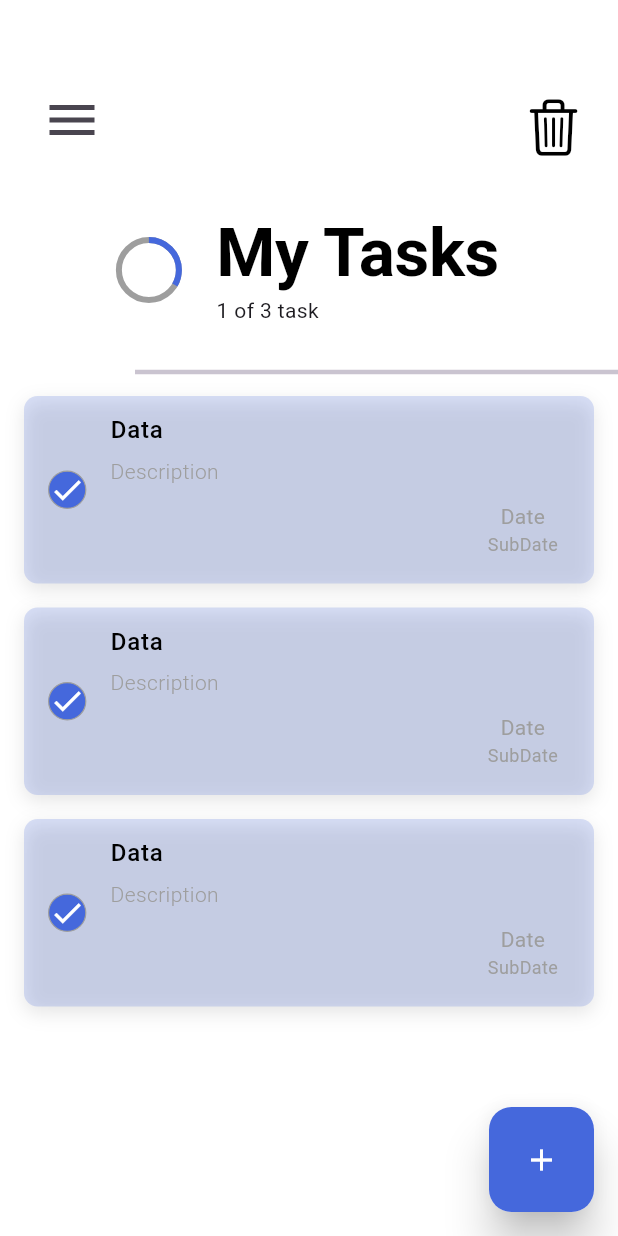
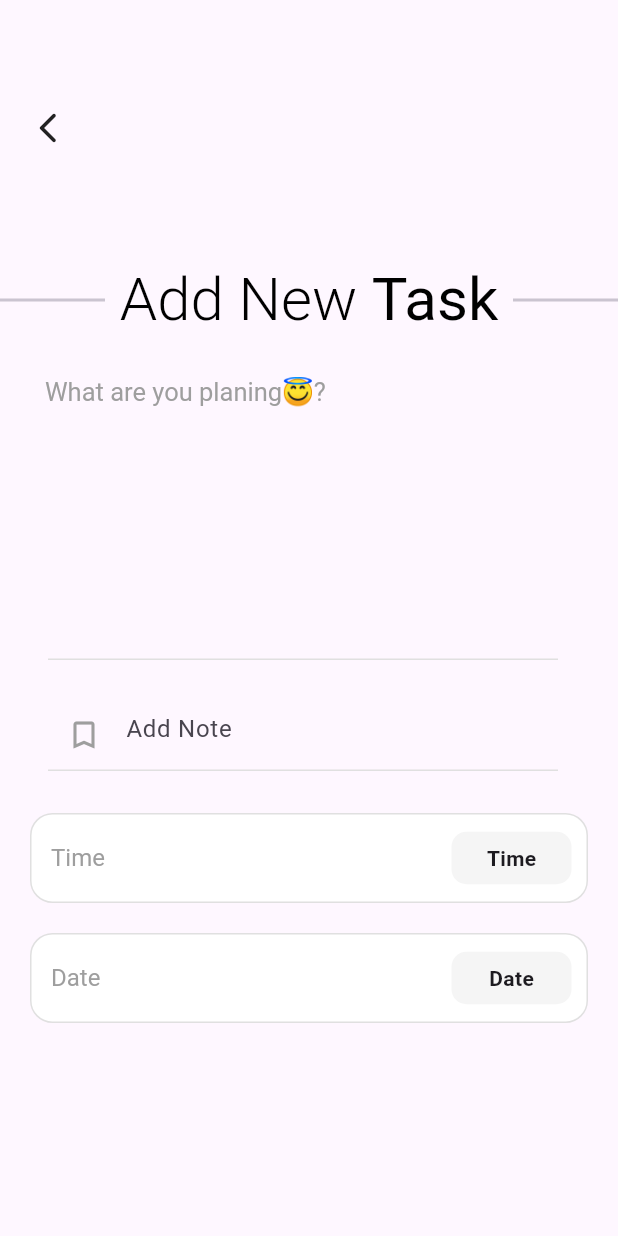
Before and after one commit to vipingoyat/Todo_Flutter_Application, a Flutter app: the screen it shows after launch, after a tap on the "add" icon, on a phone screen of 412 x 824 dp. Run offline on Flutter 3.47's test engine with Material 3 defaults, Android fonts, the phone set to English and light mode, and no system bars; drawn by our look-alikes of flutter_slider_drawer; our stand-ins replace animate_do, lottie; missing offline and left inert: flutter_cupertino_date_picker_fork.

Commit message:
Task View work

```diff
--- a/lib/main.dart
+++ b/lib/main.dart
@@ -1,5 +1,6 @@
 import 'package:flutter/material.dart';
 import 'package:untitled/views/home/home_view.dart';
+import 'package:untitled/views/tasks/widget/task_view.dart';
 
 Future<void> main() async{
   runApp(const MyApp());
@@ -55,6 +56,8 @@ class MyApp extends StatelessWidget {
         ),
       ),
       home: const HomeView(),
+      // home: const TaskView(),
+
     );
   }
 }
--- a/lib/views/home/components/fab.dart
+++ b/lib/views/home/components/fab.dart
@@ -1,5 +1,6 @@
-import 'dart:developer';
+import 'package:flutter/cupertino.dart';
 import 'package:flutter/material.dart';
+import 'package:untitled/views/tasks/widget/task_view.dart';
 import '../../../utils/app_colors.dart';
 
 class Fab extends StatelessWidget {
@@ -10,9 +11,10 @@ class Fab extends StatelessWidget {
   @override
   Widget build(BuildContext context) {
     return GestureDetector(
-      onTap: (){
-        //We will navigate to task View by tapping on this button later on
-        log("Hi this is Vipin Goyat");
+      onTap: () {
+        ///We will navigate to task View by tapping on this button
+        Navigator.push(
+            context, CupertinoPageRoute(builder: (_) => const TaskView()));
       },
       child: Material(
         borderRadius: BorderRadius.circular(15),
@@ -22,8 +24,7 @@ class Fab extends StatelessWidget {
           height: 70,
           decoration: BoxDecoration(
               color: AppColors.primaryColor,
-              borderRadius: BorderRadius.circular(15)
-          ),
+              borderRadius: BorderRadius.circular(15)),
           child: const Center(
             child: Icon(
               Icons.add,
--- a/lib/views/home/components/home_app_bar.dart
+++ b/lib/views/home/components/home_app_bar.dart
@@ -29,7 +29,7 @@ class _HomeAppBarState extends State<HomeAppBar> with SingleTickerProviderStateM
     super.dispose();
   }
 
-  //OnToggle
+  ///OnToggle
   void onDrawerToggle(){
     setState(() {
       isDrawerOpen = !isDrawerOpen;
@@ -54,7 +54,7 @@ class _HomeAppBarState extends State<HomeAppBar> with SingleTickerProviderStateM
           mainAxisAlignment: MainAxisAlignment.spaceBetween,
           children: [
 
-            //Menu Icon
+            ///Menu Icon
             Padding(
               padding: const EdgeInsets.only(left: 10),
               child: IconButton(
@@ -67,7 +67,7 @@ class _HomeAppBarState extends State<HomeAppBar> with SingleTickerProviderStateM
               ),
             ),
 
-            //Trash Icon
+            ///Trash Icon
             Padding(
               padding: const EdgeInsets.only(right: 15,top: 10),
               child: IconButton(
--- a/lib/views/home/components/slider_drawer.dart
+++ b/lib/views/home/components/slider_drawer.dart
@@ -8,7 +8,7 @@ import 'package:untitled/utils/app_colors.dart';
 class CustomDrawer extends StatelessWidget {
   CustomDrawer({super.key});
 
-  //Icons
+  ///Icons
   final List<IconData> icons = [
     CupertinoIcons.home,
     CupertinoIcons.person_fill,
@@ -16,7 +16,7 @@ class CustomDrawer extends StatelessWidget {
     CupertinoIcons.info_circle_fill,
   ];
 
-  //Texts
+  ///Texts
   final List<String> texts = ["Home", "Profile", "Settings", "Detail"];
 
   @override
--- a/lib/views/home/home_view.dart
+++ b/lib/views/home/home_view.dart
@@ -20,7 +20,7 @@ class HomeView extends StatefulWidget {
 
 class _HomeViewState extends State<HomeView> {
   GlobalKey<SliderDrawerState> drawerKey = GlobalKey<SliderDrawerState>();
-  final List<int> testing = [1,2,3];
+  final List<int> testing = [1, 2, 3];
 
   @override
   Widget build(BuildContext context) {
@@ -28,39 +28,32 @@ class _HomeViewState extends State<HomeView> {
     return Scaffold(
       backgroundColor: Colors.white,
 
-      //FAB
+      ///FAB
       floatingActionButton: const Fab(),
 
-
-      //Body
-
+      ///Body
       body: SliderDrawer(
           key: drawerKey,
           isDraggable: false,
           animationDuration: 1000,
 
-        //Drawer
+          ///Drawer
           slider: CustomDrawer(),
-
           appBar: HomeAppBar(drawerKey: drawerKey),
 
-          //Main Body
-          child: _buildHomeBody(textTheme)
-      ),
+          ///Main Body
+          child: _buildHomeBody(textTheme)),
     );
   }
 
-
-  //Home Body
+  ///Home Body
   Widget _buildHomeBody(TextTheme textTheme) {
     return SizedBox(
       width: double.infinity,
       height: double.infinity,
       child: Column(
         children: [
-
-
-          //Custom AppBar
+          ///Custom AppBar
           Container(
             width: double.infinity,
             // margin: const EdgeInsets.only(),
@@ -68,24 +61,21 @@ class _HomeViewState extends State<HomeView> {
             child: Row(
               mainAxisAlignment: MainAxisAlignment.center,
               children: [
-
-
-                //Progress Indicator
+                ///Progress Indicator
                 const SizedBox(
                   width: 40,
                   height: 40,
                   child: CircularProgressIndicator(
                     value: 1 / 3,
                     backgroundColor: Colors.grey,
-                    valueColor:
-                    AlwaysStoppedAnimation(AppColors.primaryColor),
+                    valueColor: AlwaysStoppedAnimation(AppColors.primaryColor),
                   ),
                 ),
 
                 //Space
                 25.w,
 
-                //Top Level Task Info
+                ///Top Level Task Info
                 Column(
                   mainAxisAlignment: MainAxisAlignment.center,
                   crossAxisAlignment: CrossAxisAlignment.start,
@@ -102,9 +92,7 @@ class _HomeViewState extends State<HomeView> {
             ),
           ),
 
-
-          //Divider
-
+          ///Divider
           const Padding(
             padding: EdgeInsets.only(top: 10),
             child: Divider(
@@ -116,13 +104,10 @@ class _HomeViewState extends State<HomeView> {
           //Tasks
           SizedBox(
             width: double.infinity,
-            height:446,
+            height: 446,
             child: testing.isNotEmpty
 
-
-
-            //Task List is Not empty
-
+                ///Task List is Not empty
                 ? ListView.builder(
                     itemCount: testing.length,
                     scrollDirection: Axis.vertical,
@@ -156,12 +141,11 @@ class _HomeViewState extends State<HomeView> {
                     },
                   )
 
-            //Task List is empty
+                ///Task List is empty
                 : Column(
                     mainAxisAlignment: MainAxisAlignment.center,
                     children: [
-
-                //Lottie Animation
+                      ///Lottie Animation
                       FadeIn(
                         child: SizedBox(
                           width: 200,
@@ -173,7 +157,7 @@ class _HomeViewState extends State<HomeView> {
                         ),
                       ),
 
-                //Sub Text
+                      ///Sub Text
                       FadeInUp(
                         from: 30,
                         child: const Text(AppStr.doneAllTask),
--- /dev/null
+++ b/lib/views/tasks/components/rep_textfield.dart
@@ -0,0 +1,49 @@
+import 'package:flutter/material.dart';
+import '../../../utils/app_str.dart';
+
+class RepTextField extends StatelessWidget {
+  const RepTextField({
+    super.key,
+    required this.controller,
+    this.isForDescription = false,
+  });
+
+  final TextEditingController controller;
+  final bool isForDescription;
+
+  @override
+  Widget build(BuildContext context) {
+    return Container(
+      width: double.infinity,
+      margin: const EdgeInsets.symmetric(horizontal: 16),
+      child: ListTile(
+        title: TextFormField(
+          controller: controller,
+          maxLines: !isForDescription ? 6 : null,
+          cursorHeight: !isForDescription ? 60 : null,
+          style: const TextStyle(color: Colors.black),
+          decoration: InputDecoration(
+            border: isForDescription ? InputBorder.none : null,
+            counter: Container(),
+            hintText: isForDescription ? AppStr.addNote : null,
+            prefixIcon: isForDescription
+                ? const Icon(Icons.bookmark_border, color: Colors.grey)
+                : null,
+            enabledBorder: UnderlineInputBorder(
+              borderSide: BorderSide(
+                color: Colors.grey.shade300,
+              ),
+            ),
+            focusedBorder: UnderlineInputBorder(
+              borderSide: BorderSide(
+                color: Colors.grey.shade300,
+              ),
+            ),
+          ),
+          onFieldSubmitted: (value) {},
+          onChanged: (value) {},
+        ),
+      ),
+    );
+  }
+}
--- /dev/null
+++ b/lib/views/tasks/widget/task_view.dart
@@ -0,0 +1,218 @@
+import 'package:flutter/material.dart';
+import 'package:flutter_cupertino_date_picker_fork/flutter_cupertino_date_picker_fork.dart';
+import 'package:untitled/extensions/space_exs.dart';
+import 'package:untitled/utils/app_str.dart';
+import 'package:untitled/views/tasks/widget/task_view_app_bar.dart';
+import '../components/rep_textfield.dart';
+
+class TaskView extends StatefulWidget {
+  const TaskView({super.key});
+
+  @override
+  State<TaskView> createState() => _TaskViewState();
+}
+
+class _TaskViewState extends State<TaskView> {
+  final TextEditingController titleTaskController = TextEditingController();
+  final TextEditingController descriptionTaskController =
+      TextEditingController();
+
+  @override
+  Widget build(BuildContext context) {
+    var textTheme = Theme.of(context).textTheme;
+    return GestureDetector(
+      onTap: () => FocusManager.instance.primaryFocus!.unfocus(),
+      child: Scaffold(
+        ///App Bar
+        appBar: const TaskViewAppBar(),
+
+        ///Body
+        body: SizedBox(
+          width: double.infinity,
+          height: double.infinity,
+          child: SingleChildScrollView(
+            child: Column(
+              children: [
+                ///Top Side Texts
+                _buildTopSideTexts(textTheme),
+
+                _buildMainTaskViewActivity(
+                    textTheme,
+                    context,
+                ),
+
+
+                ///Bottom Side buttons
+              ],
+            ),
+          ),
+        ),
+      ),
+    );
+  }
+
+  ///Main Task View Activity
+  Widget _buildMainTaskViewActivity(TextTheme textTheme, BuildContext context) {
+    return SizedBox(
+                width: double.infinity,
+                height: 530,
+                child: Column(
+                  crossAxisAlignment: CrossAxisAlignment.start,
+                  children: [
+                    ///Title of TextField
+                    Padding(
+                      padding: const EdgeInsets.only(left: 30),
+                      child: Text(
+                        AppStr.titleOfTitleTextField,
+                        style: textTheme.headlineMedium,
+                      ),
+                    ),
+
+                    ///Task Title
+                    RepTextField(controller: titleTaskController),
+                    10.h,
+
+                    ///Task Description
+                    RepTextField(
+                      controller: descriptionTaskController,
+                      isForDescription: true,
+                    ),
+
+                    ///Time Selection
+                    DateTimeSelectionWidget(
+                      onTap: (){
+                        showModalBottomSheet(
+                            context: context,
+                            builder: (_) => SizedBox(
+                              height: 280,
+                              child: TimePickerWidget(
+                                // initDateTime
+                                onChange: (_,__){},
+                                dateFormat: 'HH:mm',
+                                onConfirm: (dateTime,_){
+                                },
+                              ),
+                            ),
+                        );
+                      }, title: AppStr.timeString,
+                    ),
+
+
+                    ///Date Selection
+                    DateTimeSelectionWidget(
+                      onTap: (){
+                        DatePicker.showDatePicker(
+                            context,
+                          maxDateTime: DateTime(2029,12,30),
+                          minDateTime: DateTime.now(),
+
+                          //Initial Date and Time
+                          onConfirm: (dateTime, _){
+                              ///Will complete later
+                          },
+                        );
+                      }, title: AppStr.dateString,
+                    ),
+                  ],
+                ),
+              );
+  }
+
+
+  ///Top Side Texts
+  Widget _buildTopSideTexts(TextTheme textTheme) {
+    return SizedBox(
+      width: double.infinity,
+      height: 100,
+      child: Row(
+        mainAxisAlignment: MainAxisAlignment.spaceBetween,
+        crossAxisAlignment: CrossAxisAlignment.center,
+        children: [
+          const SizedBox(
+            width: 70,
+            child: Divider(
+              thickness: 2,
+            ),
+          ),
+
+          ///Later on According to task condition
+          ///we will decide to Add New Task or Update Current
+          ///Task
+
+          RichText(
+              text: TextSpan(
+                text: AppStr.addNewTask,
+            style: textTheme.titleLarge,
+            children: const [
+              TextSpan(
+                  text: AppStr.taskStrnig,
+                  style: TextStyle(fontWeight: FontWeight.w400))
+            ],
+          )),
+          const SizedBox(
+            width: 70,
+            child: Divider(
+              thickness: 2,
+            ),
+          ),
+        ],
+      ),
+    );
+  }
+}
+
+class DateTimeSelectionWidget extends StatelessWidget {
+  const DateTimeSelectionWidget({
+    super.key,
+    required this.onTap, required this.title,
+  });
+
+  final VoidCallback onTap;
+  final String title;
+  @override
+  Widget build(BuildContext context) {
+    var textTheme = Theme.of(context).textTheme;
+    return GestureDetector(
+      onTap: onTap,
+      child: Container(
+        width: double.infinity,
+        margin: const EdgeInsets.fromLTRB(20,20,20,0),
+        height: 60,
+        decoration: BoxDecoration(
+          color: Colors.white,
+          border: Border.all(
+            color: Colors.grey.shade300,
+          ),
+          borderRadius: BorderRadius.circular(15),
+        ),
+        child: Row(
+          mainAxisAlignment: MainAxisAlignment.spaceBetween,
+          children: [
+            Padding(
+                padding: const EdgeInsets.only(left: 13),
+                child: Text(
+                  title,
+                  style: textTheme.headlineSmall,
+                )
+            ),
+            Container(
+              margin: const EdgeInsets.only(right: 10),
+              width: 80,
+              height: 35,
+              decoration: BoxDecoration(
+                borderRadius: BorderRadius.circular(10),
+                color: Colors.grey.shade100),
+              child: Center(
+                ///Text will show date and time as time
+                child: Text(
+                  title,
+                  style: const TextStyle(fontWeight: FontWeight.bold),
+                ),
+              ),
+            ),
+          ],
+        ),
+      ),
+    );
+  }
+}
--- /dev/null
+++ b/lib/views/tasks/widget/task_view_app_bar.dart
@@ -0,0 +1,31 @@
+import 'package:flutter/material.dart';
+
+class TaskViewAppBar extends StatelessWidget implements PreferredSizeWidget {
+  const TaskViewAppBar({super.key});
+
+  @override
+  Widget build(BuildContext context) {
+    return SizedBox(
+      width: double.infinity,
+      height: 150,
+      child: Padding(
+        padding: const EdgeInsets.only(left: 20),
+        child: Row(
+          children: [
+            Padding(
+              padding: const EdgeInsets.only(top: 20),
+              child: GestureDetector(
+                  onTap: () {
+                    Navigator.pop(context);
+                  },
+                  child: const Icon(Icons.arrow_back_ios_new_rounded)),
+            )
+          ],
+        ),
+      ),
+    );
+  }
+
+  @override
+  Size get preferredSize => const Size.fromHeight(150);
+}
--- a/pubspec.yaml
+++ b/pubspec.yaml
@@ -51,6 +51,8 @@ dependencies:
 
   #Dialogs
   panara_dialogs: ^0.1.5
+
+  flutter_datetime_picker: ^1.5.1
 
   #Animations Export as json
   lottie: ^3.1.2
```
Also changed, not shown: lib/utils/app_colors.dart (+5 -5 lines), lib/views/tasks/components/date_time_selection.dart (added), pubspec.lock. Lines whose indentation alone changed are shown as unchanged.
